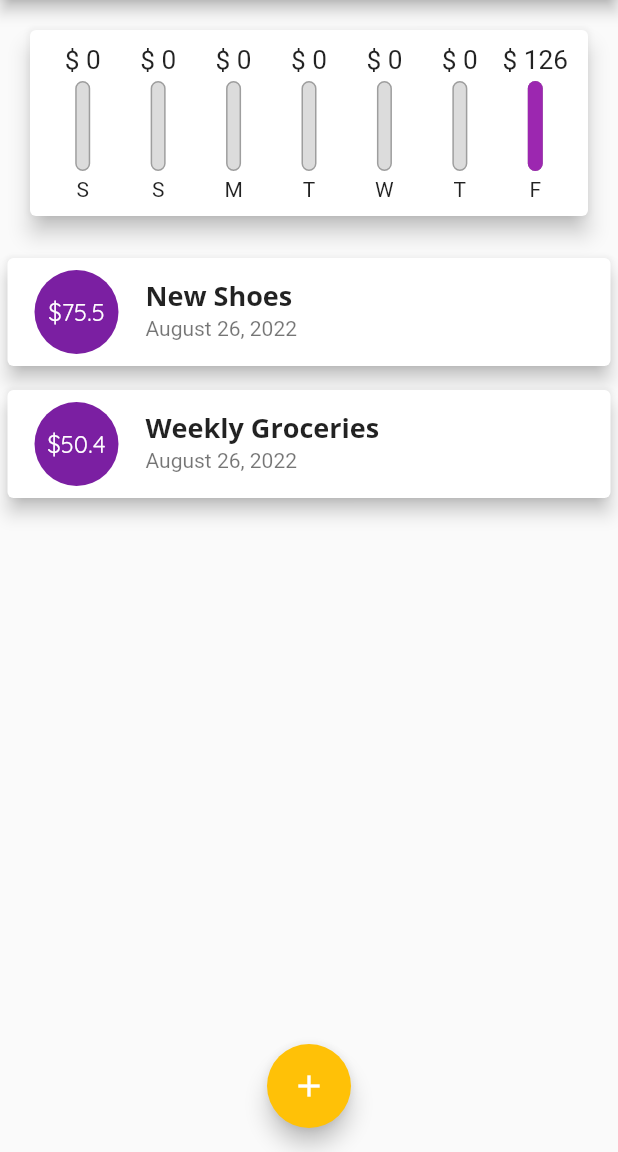
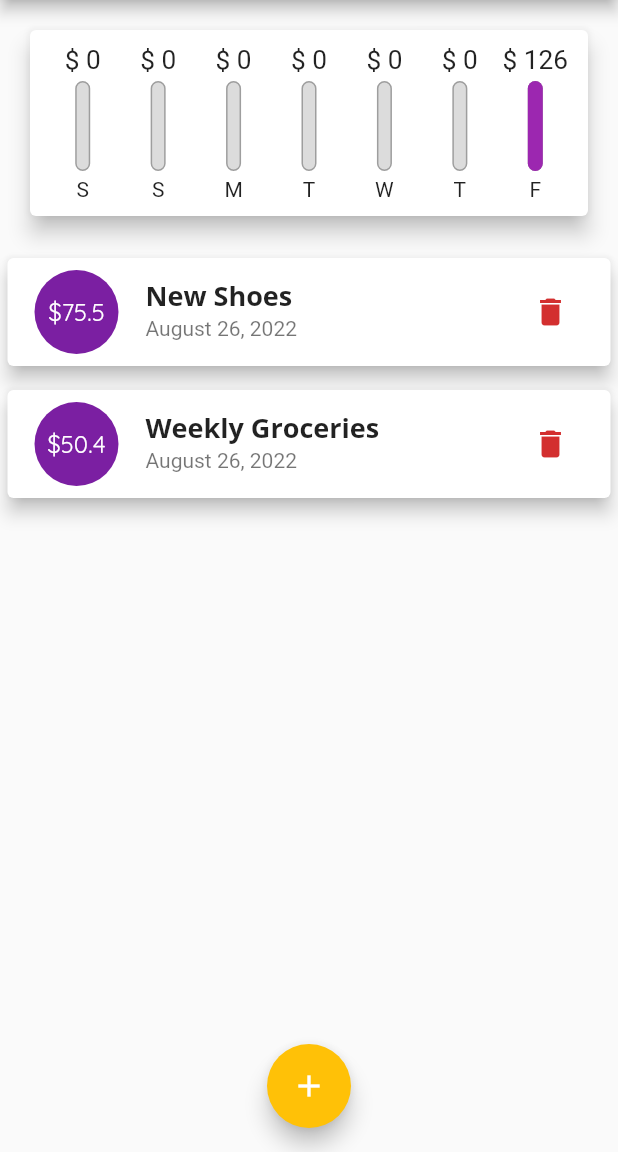
Before and after one commit to taufanbasri/flutter_expense_app, a Flutter app: the screen it shows after launch, on a phone screen of 412 x 824 dp, the part 84-1236 px from its top. Run offline on Flutter 3.47's test engine with Material 2 defaults, Android fonts, the phone set to English and light mode, and no system bars.

Commit message:
Delete Transaction

```diff
--- a/lib/main.dart
+++ b/lib/main.dart
@@ -99,6 +99,12 @@ class _MyHomePageState extends State<MyHomePage> {
     );
   }
 
+  void _deleteTransaction(String id) {
+    setState(() {
+      _userTransactions.removeWhere((transaction) => transaction.id == id);
+    });
+  }
+
   @override
   Widget build(BuildContext context) {
     return Scaffold(
@@ -116,7 +122,7 @@ class _MyHomePageState extends State<MyHomePage> {
           crossAxisAlignment: CrossAxisAlignment.stretch,
           children: [
             Chart(_recenTransactions),
-            TransactionList(_userTransactions),
+            TransactionList(_userTransactions, _deleteTransaction),
           ],
         ),
       ),
--- a/lib/widgets/transaction_list.dart
+++ b/lib/widgets/transaction_list.dart
@@ -4,8 +4,10 @@ import 'package:intl/intl.dart';
 
 class TransactionList extends StatelessWidget {
   final List<Transaction> transactions;
+  final Function deleteTransaction;
 
-  const TransactionList(this.transactions, {Key? key}) : super(key: key);
+  const TransactionList(this.transactions, this.deleteTransaction, {Key? key})
+      : super(key: key);
 
   @override
   Widget build(BuildContext context) {
@@ -53,6 +55,12 @@ class TransactionList extends StatelessWidget {
                     subtitle: Text(
                       DateFormat.yMMMMd().format(transactions[index].date),
                     ),
+                    trailing: IconButton(
+                      onPressed: () =>
+                          deleteTransaction(transactions[index].id),
+                      icon: const Icon(Icons.delete),
+                      color: Theme.of(context).errorColor,
+                    ),
                   ),
                 );
               },
```
